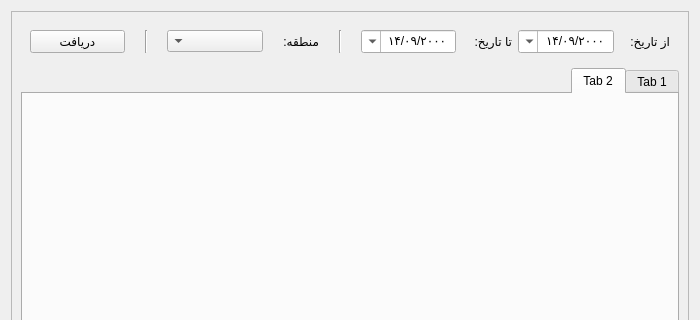
The window that src/hamyar_paygah/new_ui/widgets/region_analyzer_tab.ui (MohsenHNSJ/HamyarPaygahPy) describes before a commit, drawn with Qt 5; both pictures show x 0 to 700 and y 0 to 320 of the 700 by 684 pixel window.
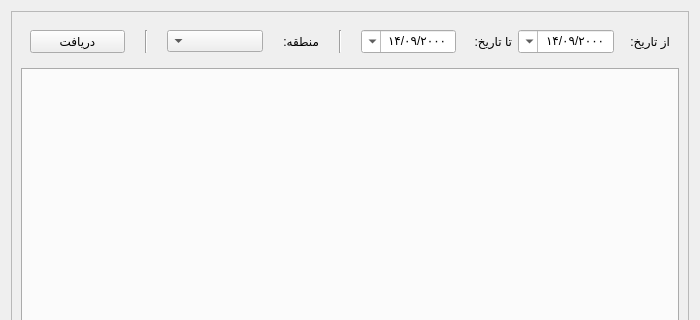
The same window after the commit.

What changed in the file:
```diff
--- a/src/hamyar_paygah/new_ui/widgets/region_analyzer_tab.ui
+++ b/src/hamyar_paygah/new_ui/widgets/region_analyzer_tab.ui
@@ -230,16 +230,6 @@
          <property name="currentIndex">
           <number>1</number>
          </property>
-         <widget class="QWidget" name="tab">
-          <attribute name="title">
-           <string>Tab 1</string>
-          </attribute>
-         </widget>
-         <widget class="QWidget" name="tab_2">
-          <attribute name="title">
-           <string>Tab 2</string>
-          </attribute>
-         </widget>
         </widget>
        </item>
       </layout>
```
Left out of the diff: 2 changed lines with no effect on the pictures.
